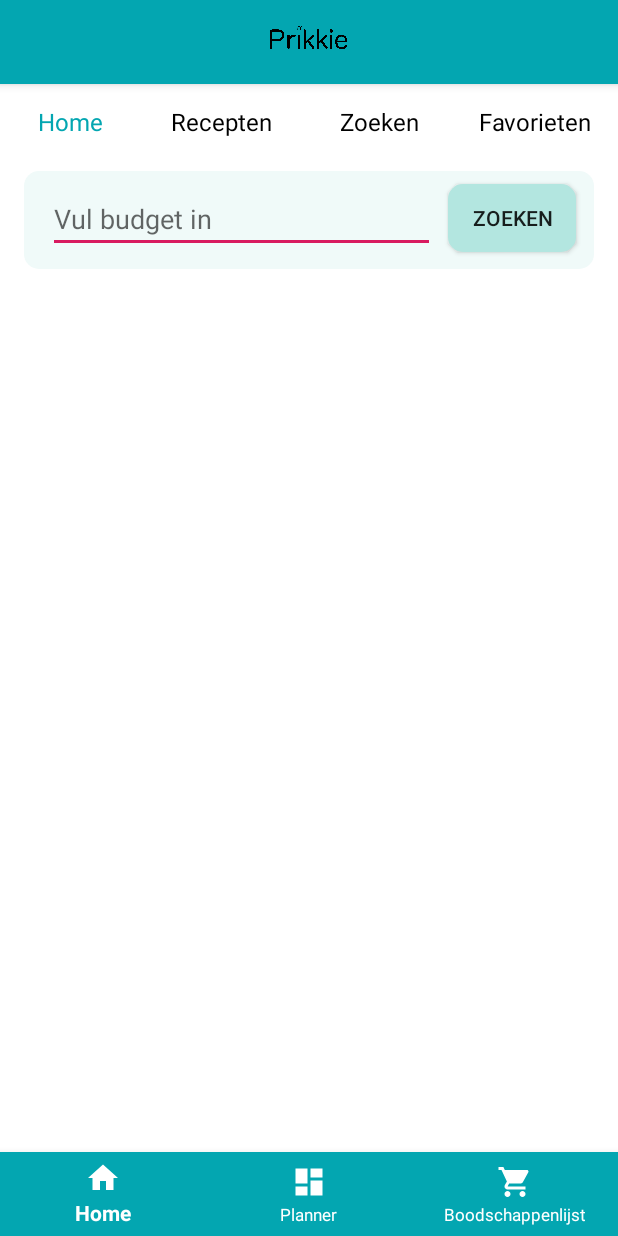
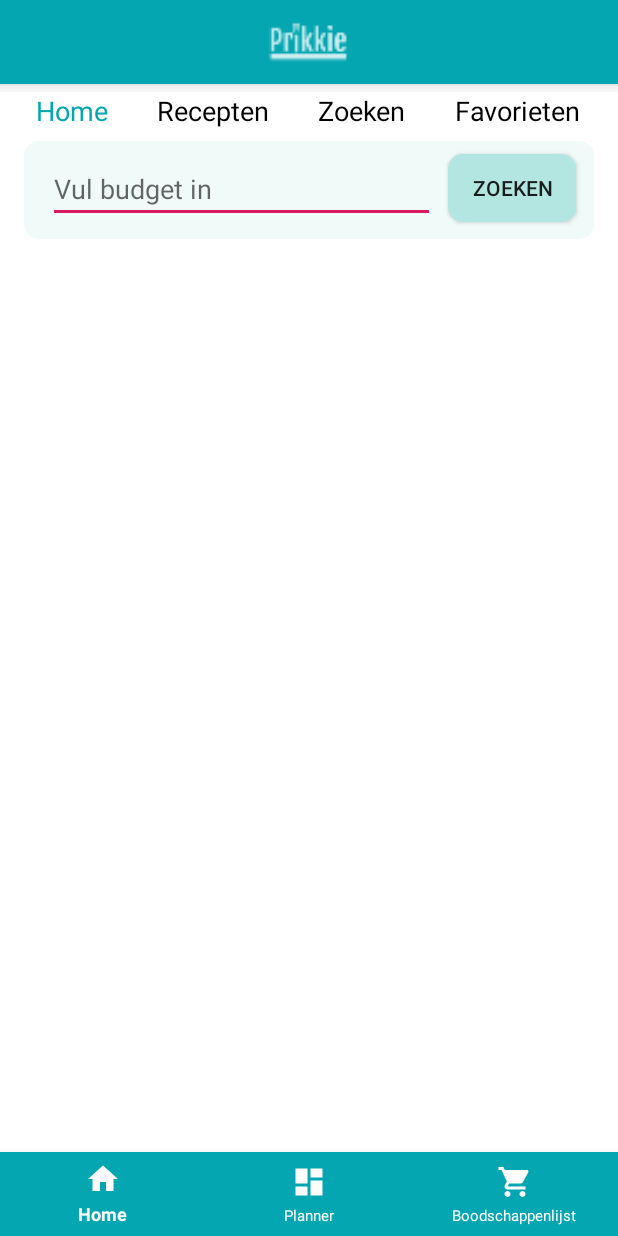
Before and after one commit to stefangrebenar/Prikkie, an Android app: the screen it shows after launch (MainActivity), on a phone screen of 412 x 824 dp. Run offline under Robolectric (Android 15) with nearby library versions, the phone set to English and light mode, and no system bars; our stand-ins replace Picasso; pictures from the network do not load.

Commit message:
more changes

```diff
--- a/app/src/main/java/com/example/prikkie/MainActivity.java
+++ b/app/src/main/java/com/example/prikkie/MainActivity.java
@@ -24,7 +24,7 @@ public class MainActivity extends AppCompatActivity {
 
         Toolbar toolbar = findViewById(R.id.toolbar);
         setSupportActionBar(toolbar);
-        toolbar.setLogo(R.drawable.prikkie_logo);
+        //toolbar.setLogo(R.drawable.prikkie_logo);
 
         BottomNavigationView bottomNav = findViewById(R.id.bottom_navigation);
         bottomNav.setOnNavigationItemSelectedListener(navListener);
--- a/app/src/main/res/layout/fragment_home.xml
+++ b/app/src/main/res/layout/fragment_home.xml
@@ -1,9 +1,12 @@
 <?xml version="1.0" encoding="utf-8"?>
 <LinearLayout xmlns:android="http://schemas.android.com/apk/res/android"
+    xmlns:app="http://schemas.android.com/apk/res-auto"
+    xmlns:tools="http://schemas.android.com/tools"
     android:id="@+id/linearMain"
     android:layout_width="match_parent"
     android:layout_height="match_parent"
     android:orientation="vertical">
+
 
     <HorizontalScrollView
         android:id="@+id/ScrollViewHome"
@@ -12,64 +15,68 @@
         android:fillViewport="true">
 
         <LinearLayout
-            android:layout_width="wrap_content"
+            android:layout_width="match_parent"
             android:layout_height="wrap_content"
             android:background="@color/colorWhite"
+            android:orientation="horizontal"
             android:scrollbars="none"
-            android:orientation="horizontal">
+            android:layout_marginTop="5dp">
 
             <TextView
                 android:id="@+id/FirstButton"
                 android:layout_width="wrap_content"
-                android:layout_height="50dp"
-                android:layout_marginStart="25dp"
-                android:layout_marginEnd="45dp"
+                android:layout_height="wrap_content"
+                android:layout_marginStart="16dp"
+                android:layout_weight="0.2"
                 android:background="@color/colorWhite"
                 android:gravity="center"
                 android:text="Home"
                 android:textAlignment="center"
                 android:textColor="@color/colorBlack"
-                android:textSize="16sp" />
+                android:textSize="18sp" />
 
             <TextView
                 android:id="@+id/Recipe"
                 android:layout_width="wrap_content"
                 android:layout_height="match_parent"
-                android:layout_marginEnd="45dp"
+                android:layout_marginStart="16dp"
+                android:layout_weight="0.2"
                 android:background="@color/colorWhite"
                 android:gravity="center"
                 android:text="Recepten"
                 android:textAlignment="center"
                 android:textColor="@color/colorBlack"
-                android:textSize="16sp" />
+                android:textSize="18sp" />
 
             <TextView
                 android:id="@+id/Search"
                 android:layout_width="wrap_content"
                 android:layout_height="match_parent"
-                android:layout_marginEnd="40dp"
+                android:layout_marginStart="16dp"
+                android:layout_weight="0.2"
                 android:background="@color/colorWhite"
                 android:gravity="center"
                 android:text="Zoeken"
                 android:textAlignment="center"
                 android:textColor="@color/colorBlack"
-                android:textSize="16sp" />
+                android:textSize="18sp" />
 
             <TextView
                 android:id="@+id/Favorites"
                 android:layout_width="wrap_content"
                 android:layout_height="match_parent"
-                android:layout_marginEnd="20dp"
+                android:layout_marginStart="16dp"
+                android:layout_marginEnd="16dp"
+                android:layout_weight="0.2"
                 android:background="@color/colorWhite"
                 android:gravity="center"
                 android:text="Favorieten"
                 android:textAlignment="center"
                 android:textColor="@color/colorBlack"
-                android:textSize="16sp" />
+                android:textSize="18sp" />
 
         </LinearLayout>
     </HorizontalScrollView>
-
 
     <FrameLayout
         android:id="@+id/frame_container"
--- a/app/src/main/res/values/styles.xml
+++ b/app/src/main/res/values/styles.xml
@@ -17,7 +17,7 @@
 
     <style name="AppTheme.PopupOverlay" parent="ThemeOverlay.AppCompat.Light" />
 
-    <style name="BottomNavigationView" parent="@style/TextAppearance.AppCompat.Caption"> <item name="android:textSize">11sp</item></style>
-    <style name="BottomNavigationView.Active" parent="@style/TextAppearance.AppCompat.Caption"> <item name="android:textSize">14sp</item></style>
+    <style name="BottomNavigationView" parent="@style/TextAppearance.AppCompat.Caption"> <item name="android:textSize">10sp</item></style>
+    <style name="BottomNavigationView.Active" parent="@style/TextAppearance.AppCompat.Caption"> <item name="android:textSize">12sp</item></style>
 
 </resources>
```
